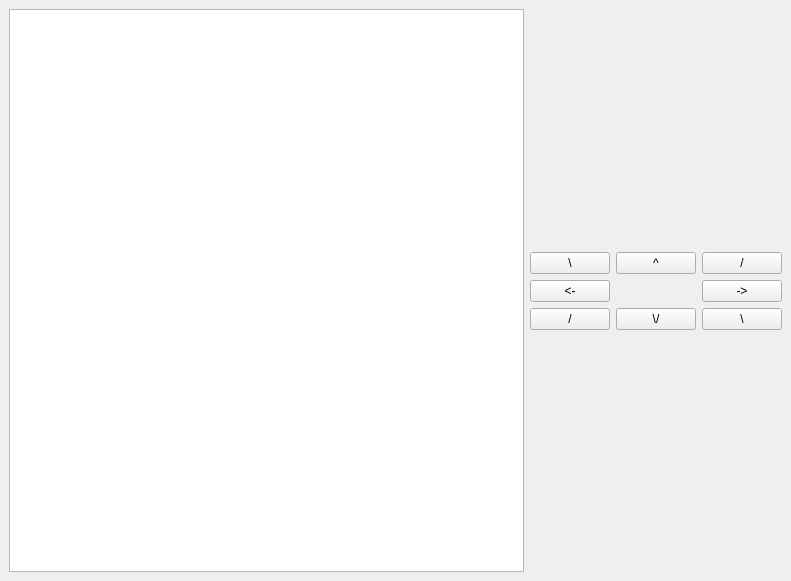
Old version of the form 2/src/forms_ui/main_window.ui in the repository dazzlemon/diit_121-ipz_y2_cg.
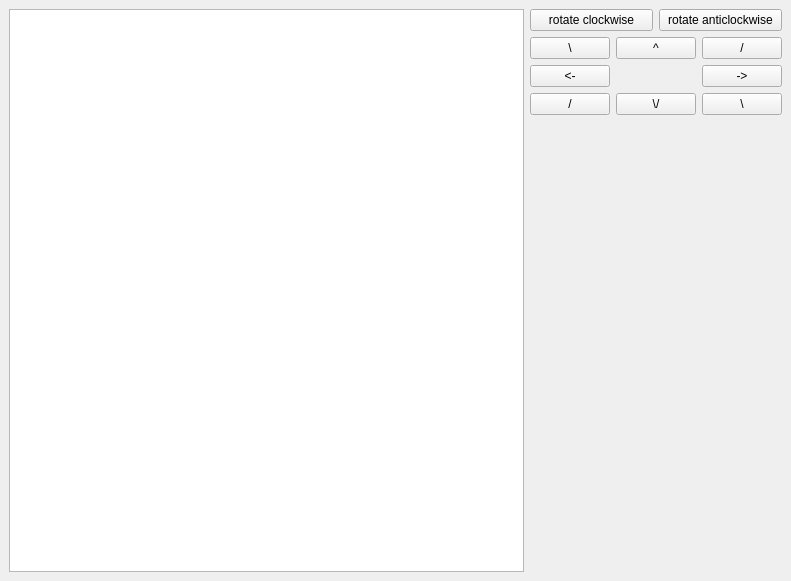
New version of the form.

Commit message: line now rotates

```diff
--- a/2/src/forms_ui/main_window.ui
+++ b/2/src/forms_ui/main_window.ui
@@ -20,60 +20,40 @@
    <string>Safonov CG2</string>
   </property>
   <widget class="QWidget" name="centralwidget">
-   <layout class="QGridLayout" name="gridLayout_2">
-    <item row="2" column="0">
+   <layout class="QHBoxLayout" name="horizontalLayout">
+    <item>
      <widget class="QGraphicsView" name="gview"/>
     </item>
-    <item row="2" column="2">
+    <item>
+     <layout class="QVBoxLayout" name="verticalLayout_3">
+      <item>
+       <layout class="QHBoxLayout" name="horizontalLayout_4">
+        <item>
+         <widget class="QPushButton" name="rotateClockwiseButton">
+          <property name="text">
+           <string>rotate clockwise</string>
+          </property>
+         </widget>
+        </item>
+        <item>
+         <widget class="QPushButton" name="rotateAnticlockwiseButton">
+          <property name="text">
+           <string>rotate anticlockwise</string>
+          </property>
+         </widget>
+        </item>
+       </layout>
+      </item>
+      <item>
      <layout class="QGridLayout" name="gridLayout">
-      <item row="1" column="1">
-       <widget class="QPushButton" name="moveUpButton">
-        <property name="text">
-         <string>^</string>
-        </property>
-       </widget>
-      </item>
-      <item row="3" column="0">
-       <widget class="QPushButton" name="moveLeftDownButton">
-        <property name="text">
-         <string>/</string>
-        </property>
-       </widget>
-      </item>
-      <item row="0" column="1">
-       <spacer name="verticalSpacer_2">
-        <property name="orientation">
-         <enum>Qt::Vertical</enum>
-        </property>
-        <property name="sizeHint" stdset="0">
-         <size>
-          <width>20</width>
-          <height>40</height>
-         </size>
-        </property>
-       </spacer>
-      </item>
       <item row="1" column="2">
-       <widget class="QPushButton" name="moveRightUpButton">
+         <widget class="QPushButton" name="moveRightButton">
         <property name="text">
-         <string>/</string>
+           <string>-&gt;</string>
         </property>
        </widget>
       </item>
-      <item row="4" column="1">
-       <spacer name="verticalSpacer">
-        <property name="orientation">
-         <enum>Qt::Vertical</enum>
-        </property>
-        <property name="sizeHint" stdset="0">
-         <size>
-          <width>20</width>
-          <height>40</height>
-         </size>
-        </property>
-       </spacer>
-      </item>
-      <item row="3" column="1">
+        <item row="2" column="1">
        <widget class="QPushButton" name="moveDownButton">
         <property name="text">
          <string>\/</string>
@@ -81,32 +61,61 @@
        </widget>
       </item>
       <item row="1" column="0">
-       <widget class="QPushButton" name="moveLeftUpButton">
-        <property name="text">
-         <string>\</string>
-        </property>
-       </widget>
-      </item>
-      <item row="2" column="0">
        <widget class="QPushButton" name="moveLeftButton">
         <property name="text">
          <string>&lt;-</string>
         </property>
        </widget>
       </item>
+        <item row="2" column="0">
+         <widget class="QPushButton" name="moveLeftDownButton">
+          <property name="text">
+           <string>/</string>
+          </property>
+         </widget>
+        </item>
+        <item row="0" column="2">
+         <widget class="QPushButton" name="moveRightUpButton">
+          <property name="text">
+           <string>/</string>
+          </property>
+         </widget>
+        </item>
+        <item row="3" column="1">
+         <spacer name="verticalSpacer">
+          <property name="orientation">
+           <enum>Qt::Vertical</enum>
+          </property>
+          <property name="sizeHint" stdset="0">
+           <size>
+            <width>20</width>
+            <height>40</height>
+           </size>
+          </property>
+         </spacer>
+        </item>
+        <item row="0" column="1">
+         <widget class="QPushButton" name="moveUpButton">
+          <property name="text">
+           <string>^</string>
+          </property>
+         </widget>
+        </item>
+        <item row="0" column="0">
+         <widget class="QPushButton" name="moveLeftUpButton">
+          <property name="text">
+           <string>\</string>
+          </property>
+         </widget>
+        </item>
       <item row="2" column="2">
-       <widget class="QPushButton" name="moveRightButton">
-        <property name="text">
-         <string>-&gt;</string>
-        </property>
-       </widget>
-      </item>
-      <item row="3" column="2">
        <widget class="QPushButton" name="moveRightDownButton">
         <property name="text">
          <string>\</string>
         </property>
        </widget>
+        </item>
+       </layout>
       </item>
      </layout>
     </item>
```
Lines whose indentation alone changed are shown as unchanged. The commit also changes 5 other files.
